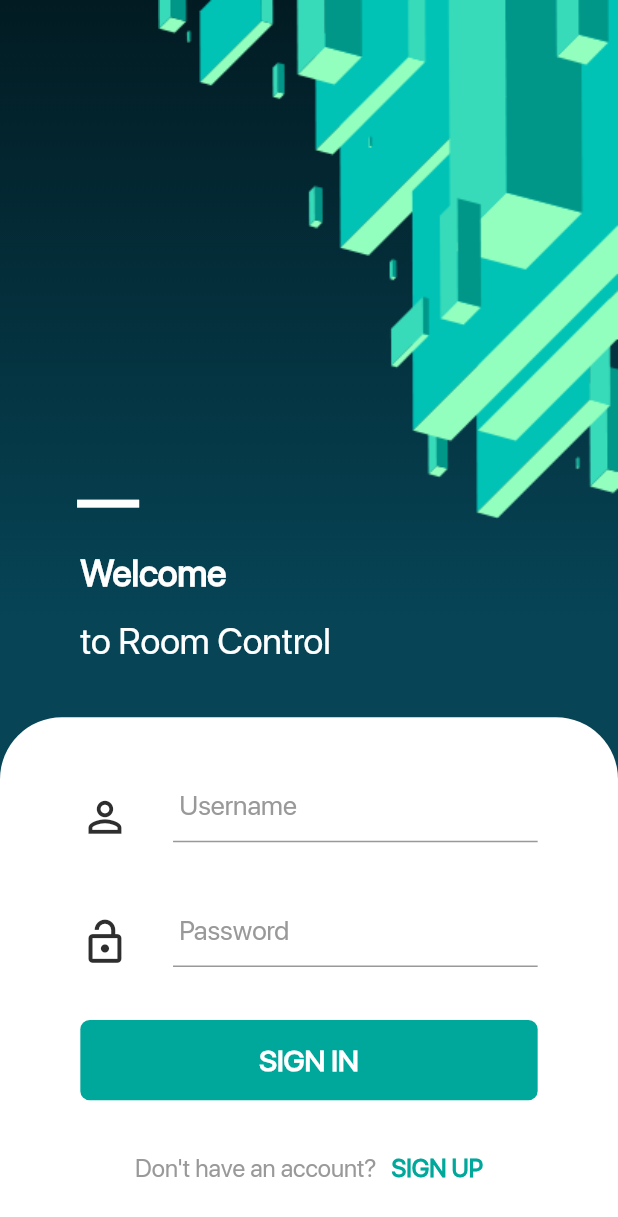
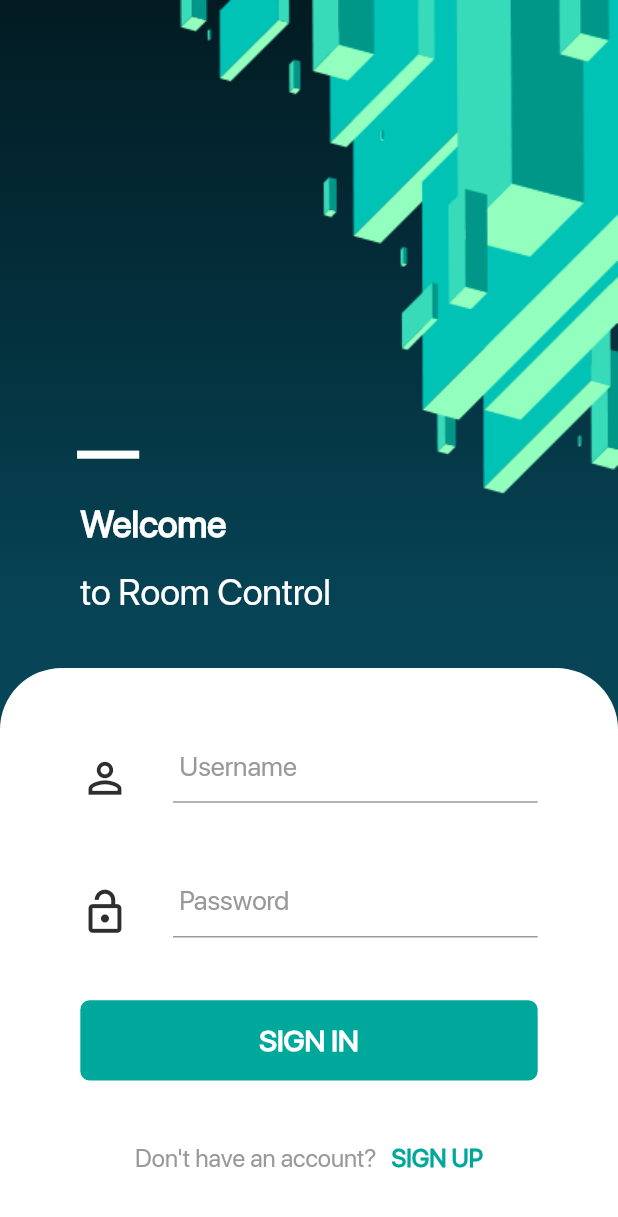
Before and after one commit to devaliakbar/xcelpros_room_control, a Flutter app: the screen it shows after launch, on a phone screen of 412 x 824 dp. Shown: the top 1217 px of the screen. Run offline on Flutter 3.47's test engine with Material 2 defaults, Android fonts, the phone set to English and light mode, and no system bars; our stand-ins replace bloc, dartz, easy_localization, equatable, flutter_bloc, fluttertoast and 1 more; missing offline and left inert: flutter_statusbarcolor.

Commit message:
Auth Completed

```diff
--- a/assets/lang/en-US.json
+++ b/assets/lang/en-US.json
@@ -19,5 +19,6 @@
   "something_wrong": "Oops! Something went wrong!",
   "let_get_you_started": "Let's get you started",
   "user_name_length": "Username length must be atleast 3",
-  "username_taken": "Username is taken"
+  "username_taken": "Username is taken",
+  "white_space_error": "Username contain whitespace"
 }
--- a/lib/core/res/app_string.dart
+++ b/lib/core/res/app_string.dart
@@ -80,4 +80,8 @@ class AppString {
   static String get somethingWrong {
     return tr("something_wrong");
   }
+
+  static String get whiteSpaceError {
+    return tr("white_space_error");
+  }
 }
--- a/lib/features/auth/presentation/pages/login_page.dart
+++ b/lib/features/auth/presentation/pages/login_page.dart
@@ -58,12 +58,12 @@ class _LoginPageState extends State<LoginPage> with TickerProviderStateMixin {
             child: Stack(
               children: [
                 AuthMask(
-                  height: SizeConfig.heightWithoutSafeArea(42),
+                  height: SizeConfig.heightWithoutSafeArea(40),
                 ),
                 Align(
                   alignment: Alignment.bottomCenter,
                   child: Container(
-                    height: SizeConfig.heightWithoutSafeArea(63),
+                    height: SizeConfig.heightWithoutSafeArea(67),
                     child: Column(
                       children: [
                         LoginTopTitle(),
--- a/lib/features/auth/presentation/widgets/login/login_form.dart
+++ b/lib/features/auth/presentation/widgets/login/login_form.dart
@@ -146,6 +146,11 @@ class _LoginformState extends State<Loginform> {
     if (value == "") {
       return AppString.fieldEmpty;
     }
+
+    if (value.contains(" ")) {
+      return AppString.whiteSpaceError;
+    }
+
     if (value.length < 3) {
       return AppString.usernameLength;
     }
--- a/lib/features/auth/presentation/widgets/sign_up/sign_up_form.dart
+++ b/lib/features/auth/presentation/widgets/sign_up/sign_up_form.dart
@@ -189,6 +189,11 @@ class _SignUpformState extends State<SignUpform> {
     if (value == "") {
       return AppString.fieldEmpty;
     }
+
+    if (value.contains(" ")) {
+      return AppString.whiteSpaceError;
+    }
+
     if (value.length < 3) {
       return AppString.usernameLength;
     }
```
Also changed, not shown: lib/core/services/show_toast.dart (+5 -5 lines), 1 other file.
